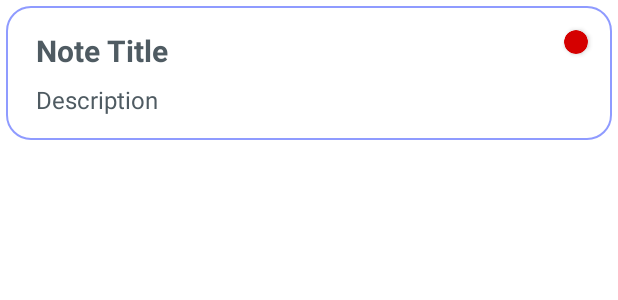
After one commit to Darfune/ToDoListApp, an Android app: the layout row_layout.xml on its own in the app's theme, with its tools: preview values and no code run, on a phone screen of 412 x 824 dp. The commit adds this screen. Shown: the top 300 px of the screen. Run offline under Robolectric (Android 15) with nearby library versions, the phone set to English and light mode, and no system bars.

Commit message:
note display item model

```diff
--- /dev/null
+++ b/app/src/main/res/drawable/item_background.xml
@@ -0,0 +1,10 @@
+<?xml version="1.0" encoding="utf-8"?>
+<shape xmlns:android="http://schemas.android.com/apk/res/android">
+
+    <solid android:color="@color/white"/>
+    <stroke
+        android:width="1dp"
+        android:color="@color/secondaryLightColor"/>
+    <corners android:radius="16dp"/>
+
+</shape>
--- /dev/null
+++ b/app/src/main/res/layout/row_layout.xml
@@ -0,0 +1,65 @@
+<?xml version="1.0" encoding="utf-8"?>
+<androidx.constraintlayout.widget.ConstraintLayout xmlns:android="http://schemas.android.com/apk/res/android"
+    xmlns:app="http://schemas.android.com/apk/res-auto"
+    xmlns:tools="http://schemas.android.com/tools"
+    android:layout_width="match_parent"
+    android:layout_height="wrap_content"
+    android:layout_margin="4dp">
+
+
+    <androidx.constraintlayout.widget.ConstraintLayout
+        android:id="@+id/rowBackground"
+        android:layout_width="match_parent"
+        android:layout_height="wrap_content"
+        app:layout_constraintBottom_toBottomOf="parent"
+        app:layout_constraintEnd_toEndOf="parent"
+        app:layout_constraintStart_toStartOf="parent"
+        app:layout_constraintTop_toTopOf="parent"
+        android:background="@drawable/item_background">
+
+        <androidx.cardview.widget.CardView
+            android:id="@+id/priorityIndicator"
+            android:layout_width="16dp"
+            android:layout_height="16dp"
+            android:layout_marginTop="16dp"
+            android:layout_marginEnd="16dp"
+            app:cardBackgroundColor="@color/red"
+            app:cardCornerRadius="100dp"
+            app:layout_constraintEnd_toEndOf="parent"
+            app:layout_constraintTop_toTopOf="parent" />
+
+        <TextView
+            android:id="@+id/titleTextView"
+            android:layout_width="wrap_content"
+            android:layout_height="wrap_content"
+            android:layout_marginStart="20dp"
+            android:layout_marginTop="16dp"
+            android:text="@string/note_title"
+            android:textSize="20sp"
+            android:maxLength="20"
+            android:textColor="@color/darkGrey"
+            android:textStyle="bold"
+            app:layout_constraintStart_toStartOf="parent"
+            app:layout_constraintTop_toTopOf="parent" />
+
+        <TextView
+            android:id="@+id/descriptionTextView"
+            android:layout_width="0dp"
+            android:layout_height="wrap_content"
+            android:layout_marginTop="8dp"
+            android:layout_marginEnd="16dp"
+            android:layout_marginBottom="16dp"
+            android:maxLength="300"
+            android:maxLines="10"
+            android:text="@string/description"
+            android:textColor="@color/darkGrey"
+            android:textSize="16sp"
+            app:layout_constraintBottom_toBottomOf="parent"
+            app:layout_constraintEnd_toEndOf="parent"
+            app:layout_constraintStart_toStartOf="@+id/titleTextView"
+            app:layout_constraintTop_toBottomOf="@+id/titleTextView" />
+
+    </androidx.constraintlayout.widget.ConstraintLayout>
+
+
+</androidx.constraintlayout.widget.ConstraintLayout>
--- a/app/src/main/res/values/colors.xml
+++ b/app/src/main/res/values/colors.xml
@@ -9,7 +9,7 @@
     <color name="white">#FFFFFFFF</color>
 
     <color name="primaryColor">#263238</color>
-    <color name="darkGey">#4f5b62</color>
+    <color name="darkGrey">#4f5b62</color>
     <color name="primaryDarkColor">#000a12</color>
     <color name="secondaryColor">#536dfe</color>
     <color name="secondaryLightColor">#8f9bff</color>
--- a/app/src/main/res/values/strings.xml
+++ b/app/src/main/res/values/strings.xml
@@ -15,6 +15,7 @@
     <string name="add">Add</string>
     <string name="save">Save</string>
     <string name="delete">Delete</string>
+    <string name="note_title">Note Title</string>
 
     <string-array name="priorities">
         <item>High Priority</item>
```
